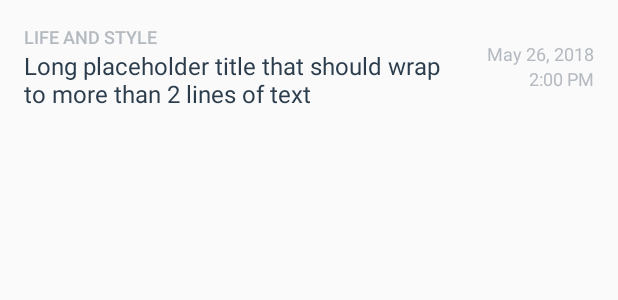
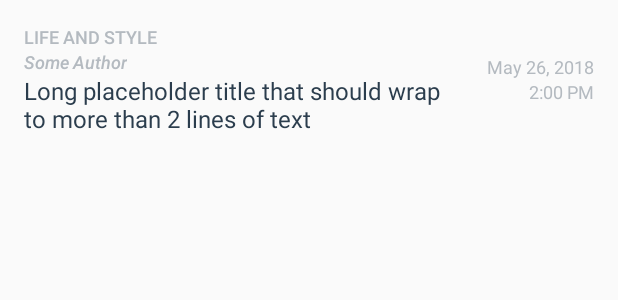
Before and after one commit to AlexanderTopchiy/news-feed-app, an Android app: the layout news_list_item.xml on its own in the app's theme, with its tools: preview values and no code run, on a phone screen of 412 x 824 dp. Shown: the top 300 px of the screen. Run offline under Robolectric (Android 15) with nearby library versions, the phone set to English and light mode, and no system bars.

Commit message:
Add the name of the news author

```diff
--- a/app/src/main/java/com/example/android/newsfeed/NewsActivity.java
+++ b/app/src/main/java/com/example/android/newsfeed/NewsActivity.java
@@ -23,7 +23,7 @@ public class NewsActivity extends AppCompatActivity
 
     /** URL for earthquake data from The Guardian API */
     private static final String GUARDIAN_REQUEST_URL =
-            "https://content.guardianapis.com/search?api-key=test&format=json&q=vegan&page=1&page-size=20&order-by=newest";
+            "https://content.guardianapis.com/search?api-key=test&format=json&q=vegan&page=1&page-size=20&order-by=newest&show-tags=contributor";
 
     // The tag for log messages.
     public static final String LOG_TAG = NewsActivity.class.getName();
--- a/app/src/main/java/com/example/android/newsfeed/NewsAdapter.java
+++ b/app/src/main/java/com/example/android/newsfeed/NewsAdapter.java
@@ -30,6 +30,7 @@ public class NewsAdapter extends ArrayAdapter<News> {
     static class ViewHolder {
 
         private TextView sectionTextView;
+        private TextView authorTextView;
         private TextView titleTextView;
         private TextView dateTextView;
         private TextView timeTextView;
@@ -66,6 +67,7 @@ public class NewsAdapter extends ArrayAdapter<News> {
                     .inflate(R.layout.news_list_item, parent, false);
             holder = new ViewHolder();
             holder.sectionTextView = convertView.findViewById(R.id.section);
+            holder.authorTextView = convertView.findViewById(R.id.author);
             holder.titleTextView = convertView.findViewById(R.id.title);
             holder.dateTextView = convertView.findViewById(R.id.date);
             holder.timeTextView = convertView.findViewById(R.id.time);
@@ -95,6 +97,7 @@ public class NewsAdapter extends ArrayAdapter<News> {
 
         // Set proper data in news_list_item by using ViewHolder.
         holder.sectionTextView.setText(currentNews.getSectionName());
+        holder.authorTextView.setText(currentNews.getAuthor());
         holder.titleTextView.setText(currentNews.getTitle());
         holder.dateTextView.setText(formattedDate);
         holder.timeTextView.setText(formattedTime);
--- a/app/src/main/res/layout/news_list_item.xml
+++ b/app/src/main/res/layout/news_list_item.xml
@@ -2,7 +2,7 @@
 <LinearLayout xmlns:android="http://schemas.android.com/apk/res/android"
     xmlns:tools="http://schemas.android.com/tools"
     android:layout_width="match_parent"
-    android:layout_height="88dp"
+    android:layout_height="105dp"
     android:orientation="horizontal"
     android:padding="16dp">
 
@@ -24,6 +24,18 @@
             android:textColor="@color/textColorNewsDetails"
             android:textSize="12sp"
             tools:text="@string/section_holder" />
+
+        <TextView
+            android:id="@+id/author"
+            android:layout_width="wrap_content"
+            android:layout_height="wrap_content"
+            android:ellipsize="end"
+            android:fontFamily="sans-serif-medium"
+            android:maxLines="1"
+            android:textStyle="italic"
+            android:textColor="@color/textColorNewsDetails"
+            android:textSize="12sp"
+            tools:text="@string/author_holder" />
 
         <TextView
             android:id="@+id/title"
--- a/app/src/main/res/values/strings.xml
+++ b/app/src/main/res/values/strings.xml
@@ -1,6 +1,7 @@
 <resources>
     <string name="app_name">News Feed</string>
     <string name="section_holder">Life and style</string>
+    <string name="author_holder">Some Author</string>
     <string name="title_holder">Long placeholder title that should wrap to more
         than 2 lines of text</string>
     <string name="date_holder">May 26, 2018</string>
```
Also changed, not shown: app/src/main/java/com/example/android/newsfeed/News.java (+9 -1 lines), app/src/main/java/com/example/android/newsfeed/QueryUtils.java (+8 -3 lines).
